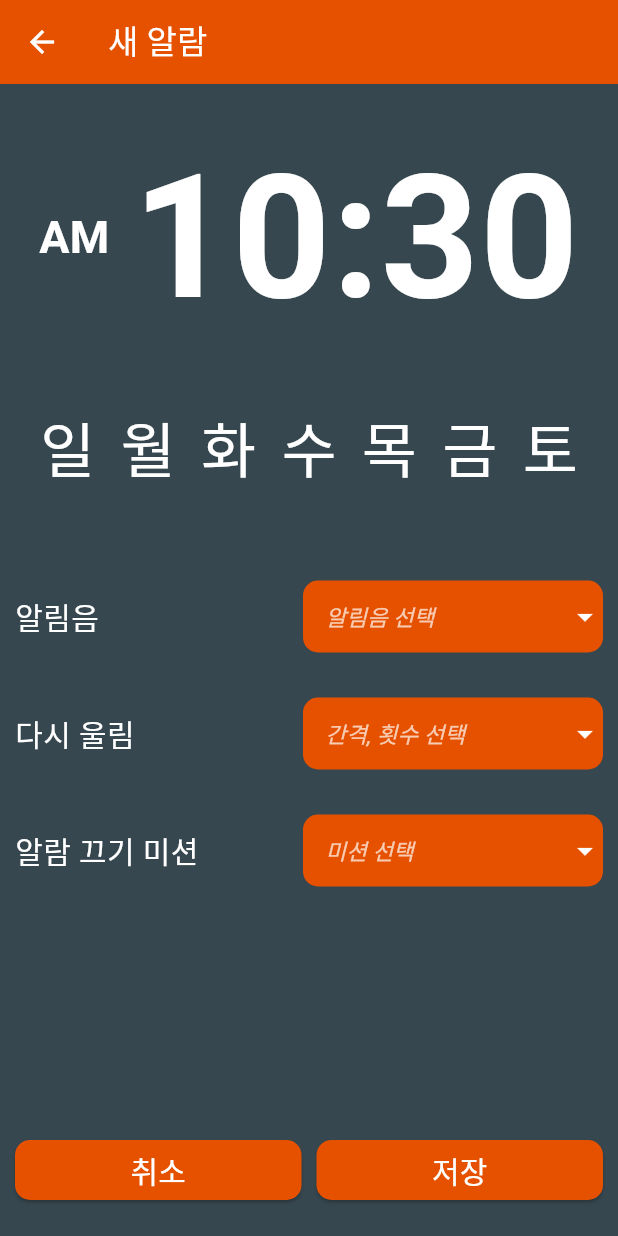
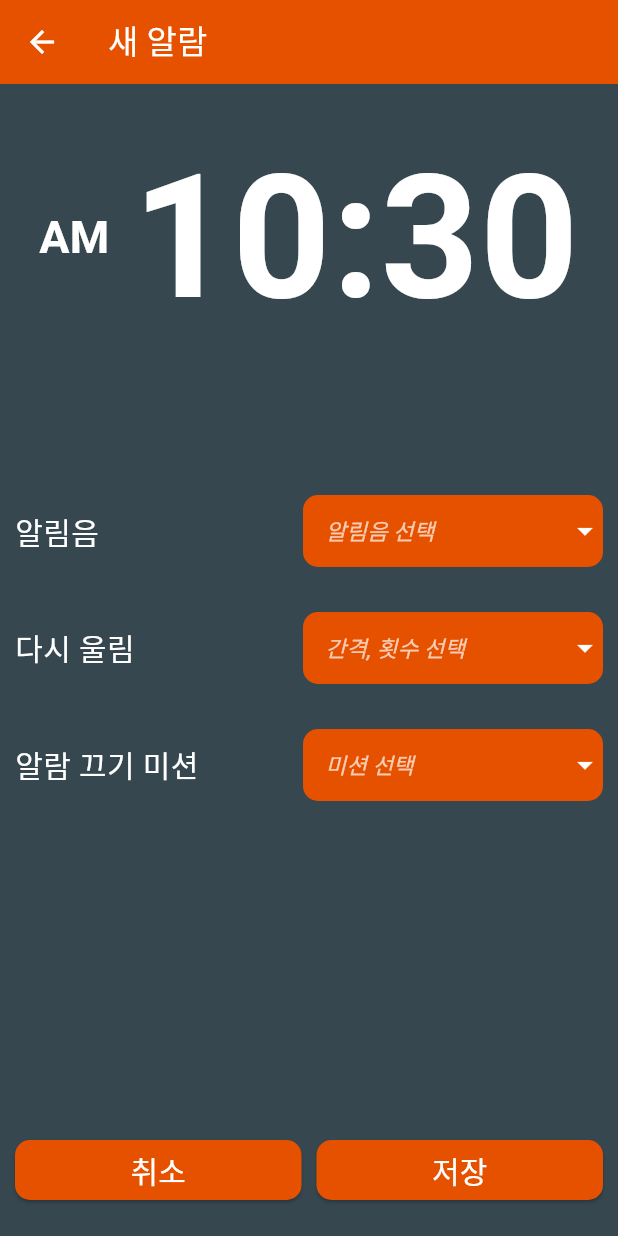
Before and after one commit to cyj0104/orange_alarm, a Flutter app: the screen it shows after launch, after a tap on the "add" icon, on a phone screen of 412 x 824 dp. Run offline on Flutter 3.47's test engine with Material 3 defaults, Android fonts, the phone set to English and light mode, and no system bars.

Commit message:
새 알람 화면에서 저장 버튼 클릭하여 알람 목록 생성하도룩 구현, 알람 세팅 데이터 클래스 추가, 요일 선택 버튼 수정 중

```diff
--- /dev/null
+++ b/lib/data/AlarmSettingData.dart
@@ -0,0 +1,16 @@
+
+class AlarmSettingData {
+  late String selectedTime;
+  late Map<String, bool> weekdays;
+  late String? selectedAlarmBell;
+  late String? selectedAlarmRingAgain;
+  late String? selectedAlarmOffMission;
+
+  AlarmSettingData({
+    required this.selectedTime,
+    required this.weekdays,
+    required this.selectedAlarmBell,
+    required this.selectedAlarmRingAgain,
+    required this.selectedAlarmOffMission
+  });
+}
--- a/lib/page/HomePage.dart
+++ b/lib/page/HomePage.dart
@@ -1,8 +1,7 @@
 import "package:flutter/material.dart";
+import "package:orange_alarm/data/AlarmSettingData.dart";
 import "package:orange_alarm/page/NewAlarmPage.dart";
 import "../widget/ContainerForAlarmItem.dart";
-
-
 
 class Homepage extends StatefulWidget {
   @override
@@ -12,8 +11,7 @@ class Homepage extends StatefulWidget {
 class _HomepageState extends State<Homepage> {
   List<Widget> alarmList = [];
 
-
-  void addAlarm() {
+  void _addAlarm() {
     int dateTime = DateTime.now().millisecondsSinceEpoch;
     late Key key = ValueKey(dateTime);
 
@@ -21,18 +19,17 @@ class _HomepageState extends State<Homepage> {
       alarmList.add(
         ContainerForAlarmItem(
           key: key,
-          onRemove: removeAlarm,
+          onRemove: _removeAlarm,
         ),
       );
     });
   }
 
-  void removeAlarm(Key key) {
+  void _removeAlarm(Key key) {
     setState(() {
       alarmList.removeWhere((container) => (container.key) == key);
     });
   }
-
 
   @override
   Widget build(BuildContext context) {
@@ -45,12 +42,6 @@ class _HomepageState extends State<Homepage> {
       body: ListView(
         //mainAxisAlignment: MainAxisAlignment.end,
         children: [
-          ElevatedButton(
-            onPressed: () {
-              addAlarm();
-            },
-            child: Text('Add Container'),
-          ),
           ...alarmList,
           /////////////// 삭제할 코드 시작
           // GestureDetector(
@@ -70,7 +61,7 @@ class _HomepageState extends State<Homepage> {
         onPressed: () {
           Navigator.push(
             context,
-            MaterialPageRoute(builder: (context) => NewAlarmPage()),
+            MaterialPageRoute(builder: (context) => NewAlarmPage(addAlarm: _addAlarm)),
           );
         },
         backgroundColor: Colors.orange.shade900,
--- a/lib/page/NewAlarmPage.dart
+++ b/lib/page/NewAlarmPage.dart
@@ -1,7 +1,13 @@
 import 'package:flutter/material.dart';
 
+import '../data/AlarmSettingData.dart';
+
 class NewAlarmPage extends StatefulWidget {
-  NewAlarmPage({super.key});
+  final Function() addAlarm;
+
+  NewAlarmPage({
+    required this.addAlarm
+  });
 
   @override
   _NewAlarmPageState createState() => _NewAlarmPageState();
@@ -36,12 +42,21 @@ class _NewAlarmPageState extends State<NewAlarmPage> {
     }
   }
 
-  List<String> weekdays = ['일', '월', '화', '수', '목', '금', '토'];
-  List<bool> isSelected = [false, false, false, false, false, false, false];
+  Map<String, bool> weekdays= {
+    '일': false,
+    '월': false,
+    '화': false,
+    '수': false,
+    '목': false,
+    '금': false,
+    '토': false,
+  };
+  //List<String> weekdays = ['일', '월', '화', '수', '목', '금', '토'];
+  //List<bool> isSelected = [false, false, false, false, false, false, false];
 
-  void toggleSelection(int index) {
+  void toggleSelection(String day) {
     setState(() {
-      isSelected[index] = !isSelected[index];
+      weekdays[day] = !weekdays[day]!;
     });
   }
 
@@ -52,6 +67,19 @@ class _NewAlarmPageState extends State<NewAlarmPage> {
 
   List<String> alarmOffMission = ['사용 안 함', '바코드 찍기', '수학 문제 풀기'];
   String? selectedAlarmOffMission;
+
+
+
+  // AlarmSettingData _alarmSettingData () {
+  //   return AlarmSettingData(
+  //     selectedTime: '${_selectedTime.period == DayPeriod.am ? 'AM' : 'PM'} ${_selectedTime.hourOfPeriod.toString().padLeft(2, '0')}:${_selectedTime.minute.toString().padLeft(2, '0')}',
+  //     weekdays: weekdays,
+  //     selectedAlarmBell: selectedAlarmBell,
+  //     selectedAlarmRingAgain: selectedAlarmRingAgain,
+  //     selectedAlarmOffMission: selectedAlarmOffMission
+  //   );
+  // }
+
 
   @override
   Widget build(BuildContext context) {
@@ -103,22 +131,14 @@ class _NewAlarmPageState extends State<NewAlarmPage> {
             padding: EdgeInsets.all(10),
             child: Row(
               mainAxisAlignment: MainAxisAlignment.spaceEvenly,
-              children: List.generate(
-                weekdays.length,
-                (index) => InkWell(
-                  onTap: () { toggleSelection(index); },
-                  child: Column(
-                    children: [
-                      Text(
-                        weekdays[index],
-                        style: TextStyle(
-                          fontSize: 40, color: isSelected[index] ? Colors.orange.shade900 : Colors.white,
-                        ),
-                      )
-                    ],
-                  ),
-                ),
-              ),
+              children: [
+                Column (
+                  mainAxisAlignment: MainAxisAlignment.center,
+                  children: [
+
+                  ],
+                )
+              ]
             ),
           ),
 
@@ -321,7 +341,8 @@ class _NewAlarmPageState extends State<NewAlarmPage> {
                     padding: EdgeInsets.only(left: 5, right: 10),
                     child: ElevatedButton(
                       onPressed: () {
-
+                        widget.addAlarm();
+                        Navigator.pop(context);
                       },
                       style: ElevatedButton.styleFrom(
                           backgroundColor : Colors.orange.shade900,
--- a/lib/widget/ContainerForAlarmItem.dart
+++ b/lib/widget/ContainerForAlarmItem.dart
@@ -5,7 +5,7 @@ class ContainerForAlarmItem extends StatefulWidget {
   final Key key;
   final Function(Key) onRemove;
 
-  const ContainerForAlarmItem({
+  ContainerForAlarmItem({
     required this.key,
     required this.onRemove,
   }): super(key: key);
```
